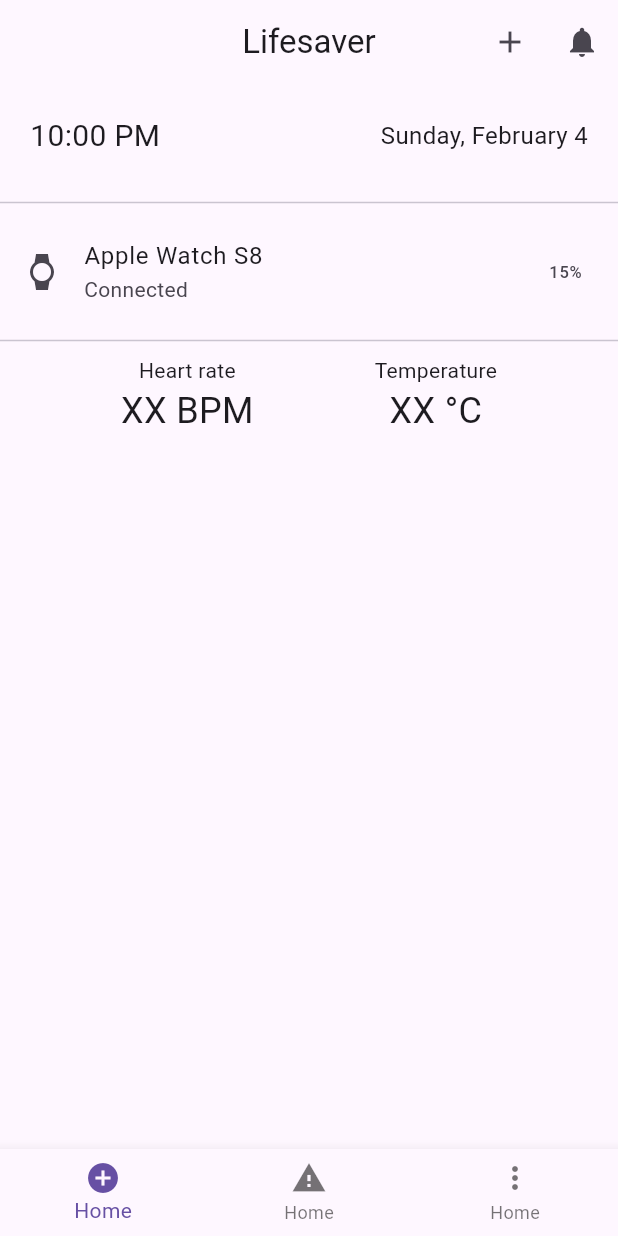
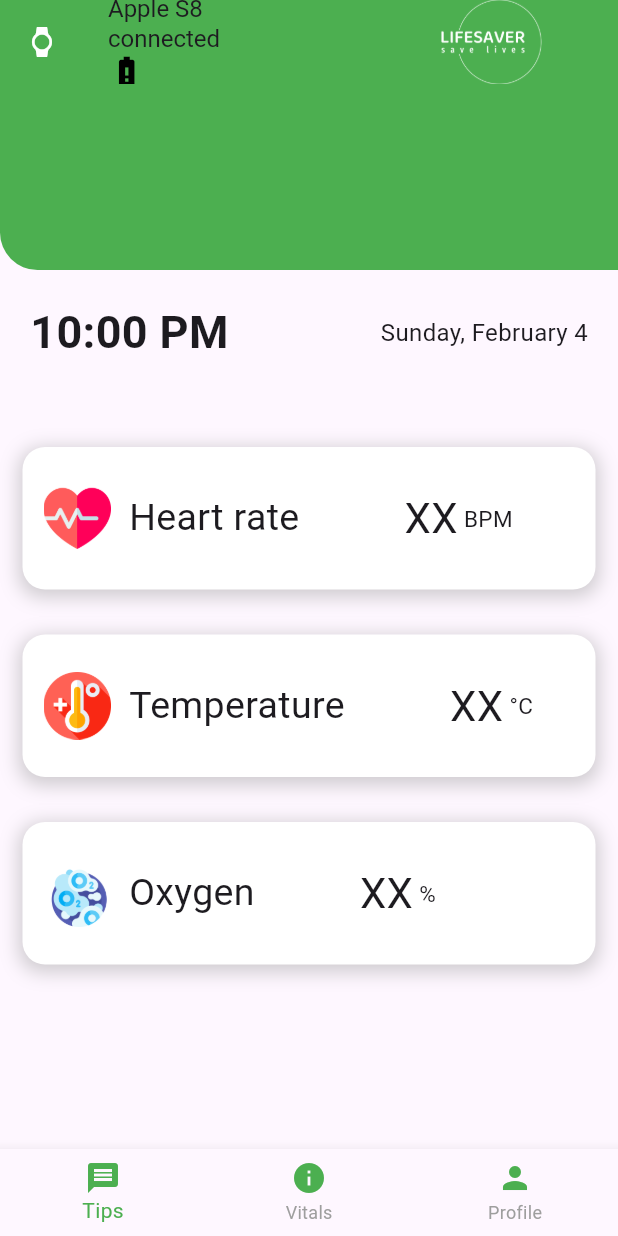
Before and after one commit to thejas-somarajan/project_lifesaver, a Flutter app: the HomePage screen opened directly, on a phone screen of 412 x 824 dp. Run offline on Flutter 3.47's test engine with Material 3 defaults, Android fonts, the phone set to English and light mode, and no system bars; our stand-ins replace charts_flutter, firebase_auth, firebase_core; accounts and stored records are empty.

Commit message:
Front ende designed and added vital_status too

```diff
--- a/lib/Pages/home.dart
+++ b/lib/Pages/home.dart
@@ -1,39 +1,67 @@
 import 'package:flutter/material.dart';
+import 'vitals/vital_status.dart';
 
 class HomePage extends StatefulWidget {
   @override
-  _HomePageState createState() => _HomePageState();
+  State<HomePage> createState() => _HomePageState();
 }
 
 class _HomePageState extends State<HomePage> {
   @override
   Widget build(BuildContext context) {
-    return Directionality(
-      textDirection: TextDirection.ltr,
-      child: WillPopScope(
-        onWillPop: () async {
-          // Disable back navigation by returning false
-          return false;
-        },
-        child: Scaffold(
-          appBar: AppBar(
-            automaticallyImplyLeading: false,
-            title: Text('Lifesaver'),
-            centerTitle: true,
+    return Scaffold(
+      // Build the AppBar
+      appBar: buildAppBar(),
+
+      // Build the main body content
+      body: buildBody(),
+
+      // Build the BottomNavigationBar
+      bottomNavigationBar: buildBottomNavigationBar(),
+    );
+  }
+
+  // Function to build the AppBar
+  PreferredSizeWidget? buildAppBar() {
+    return PreferredSize(
+      preferredSize: const Size.fromHeight(180),
+      child: AppBar(
+        title: Row(
+          children: [
+            Column(
+              crossAxisAlignment: CrossAxisAlignment.start,
+              children: [
+                Text('Apple S8', style: TextStyle(fontSize: 16)),
+                Text('connected', style: TextStyle(fontSize: 16)),
+                Icon(Icons.battery_alert, color: Colors.black, size: 25),
+              ],
+            )
+          ],
+        ),
         actions: [
-              IconButton(
-                icon: Icon(Icons.add),
-                onPressed: () {},
-              ),
-              IconButton(
-                icon: Icon(Icons.notifications),
-                onPressed: () {},
+          Image.asset(
+            'lib/assets/logo.png',
+            alignment: Alignment.center,
+            width: 180.0,
+            height: 180.0,
           ),
         ],
+        leading: Icon(Icons.watch, color: Colors.white, size: 20),
+        backgroundColor: Colors.green[500],
+        shape: const RoundedRectangleBorder(
+          borderRadius: BorderRadius.only(
+            bottomLeft: Radius.circular(25),
           ),
-          body: SingleChildScrollView(
-            child: Column(
+        ),
+      ),
+    );
+  }
+
+  // Function to build the main body content
+  Widget buildBody() {
+    return Column(
       children: [
+        // Top section with time and date
         Container(
           padding: EdgeInsets.all(20.0),
           child: Row(
@@ -41,7 +69,7 @@ class _HomePageState extends State<HomePage> {
             children: [
               Text(
                 '10:00 PM',
-                        style: TextStyle(fontSize: 20.0),
+                style: TextStyle(fontSize: 30.0, fontWeight: FontWeight.bold),
               ),
               Text(
                 'Sunday, February 4',
@@ -50,59 +78,113 @@ class _HomePageState extends State<HomePage> {
             ],
           ),
         ),
-                Divider(height: 20.0),
-                ListTile(
-                  leading: Icon(Icons.watch),
-                  title: Text('Apple Watch S8'),
-                  subtitle: Text('Connected'),
-                  trailing: Text('15%'),
+
+        // Expanded section for vital containers
+        Expanded(
+          child: SingleChildScrollView(
+            padding: EdgeInsets.only(top: 20),
+            scrollDirection: Axis.vertical,
+            child: Column(
+              children: [
+                // Vital containers
+                buildVitalContainer('Heart rate', 'BPM', 'heart-attack.png'),
+                buildVitalContainer('Temperature', '°C', 'high-temperature.png'),
+                buildVitalContainer('Oxygen', '%', 'oxygen.png'),
+              ],
             ),
-                Divider(height: 20.0),
-                Row(
-                  mainAxisAlignment: MainAxisAlignment.spaceEvenly,
-                  children: [
-                    Column(
-                      children: [
-                        Text('Heart rate'),
-                        Text(
-                          'XX BPM', // Replace with actual heart rate value
-                          style: TextStyle(fontSize: 24.0),
+          ),
         ),
       ],
+    );
+  }
+
+  // Function to build individual vital containers
+  Widget buildVitalContainer(String title, String unit, String imagePath) {
+    return Container(
+      height: 95,
+      margin: const EdgeInsets.all(15),
+      decoration: BoxDecoration(
+        borderRadius: BorderRadius.circular(15),
+        boxShadow: [
+          BoxShadow(
+            color: Colors.grey.withOpacity(0.5),
+            spreadRadius: 2,
+            blurRadius: 10,
+            offset: const Offset(0, 3),
           ),
-                    Column(
+        ],
+        color: Colors.white,
+      ),
+      child: Padding(
+        padding: const EdgeInsets.all(4.0),
+        child: Row(
           children: [
-                        Text('Temperature'),
+            const SizedBox(width: 10.0),
+            Image.asset(
+              'lib/assets/$imagePath',
+              width: 45.0,
+              height: 45.0,
+            ),
+            const SizedBox(width: 12.0),
+            Row(
+              children: [
                 Text(
-                          'XX °C', // Replace with actual temperature value
-                          style: TextStyle(fontSize: 24.0),
+                  title,
+                  style: TextStyle(fontSize: 25.0),
+                ),
+                SizedBox(width: 70),
+                Row(
+                  children: [
+                    Text(
+                      'XX',
+                      style: TextStyle(fontSize: 28.0),
+                    ),
+                    SizedBox(width: 4),
+                    Text(
+                      unit,
+                      style: TextStyle(fontSize: 15.0),
                     ),
                   ],
                 ),
               ],
             ),
-                // Divider(height: 150.0),
           ],
-            ),
-          ),
-          bottomNavigationBar: BottomNavigationBar(
-            items: [
-              BottomNavigationBarItem(
-                icon: Icon(Icons.add_circle),
-                label: 'Home',
-              ),
-              BottomNavigationBarItem(
-                icon: Icon(Icons.warning),
-                label: 'Home',
-              ),
-              BottomNavigationBarItem(
-                icon: Icon(Icons.more_vert),
-                label: 'Home',
-              ),
-            ],
-          ),
         ),
       ),
     );
   }
+
+  // Function to build the BottomNavigationBar
+  Widget buildBottomNavigationBar() {
+    return PreferredSize(
+      preferredSize: const Size.fromHeight(70),
+      child: BottomNavigationBar(
+        items: <BottomNavigationBarItem>[
+          BottomNavigationBarItem(
+            icon: Icon(Icons.message, color: Colors.green[500]),
+            label: 'Tips',
+          ),
+          BottomNavigationBarItem(
+            icon: Icon(Icons.info, color: Colors.green[500]),
+            label: 'Vitals',
+          ),
+          BottomNavigationBarItem(
+            icon: Icon(Icons.person, color: Colors.green[500]),
+            label: 'Profile',
+          ),
+        ],
+        selectedItemColor: Colors.green[500],
+        unselectedItemColor: Colors.grey,
+        onTap: (index) {
+          if (index == 1) {
+            // Navigate to vitalsPage on tapping 'Vitals'
+            Navigator.push(
+              context,
+              MaterialPageRoute(builder: (context) => vitalsPage()),
+            );
           }
+        },
+      ),
+    );
+  }
+}
```
Also changed, not shown: lib/Pages/vitals/chart.dart (added, +13 -0 lines), lib/Pages/vitals/vital_status.dart (added, +292 -0 lines), pubspec.yaml (+9 -3 lines), lib/Pages/profile.dart (added), lib/assets/blood-pressure.png (added), lib/assets/ecg-machine.png (added), lib/assets/heart-attack.png (added), lib/assets/high-temperature.png (added), lib/assets/logo.png (added), lib/assets/oxygen.png (added), lib/firebase_options.dart (added), pubspec.lock. Lines whose indentation alone changed are shown as unchanged.
